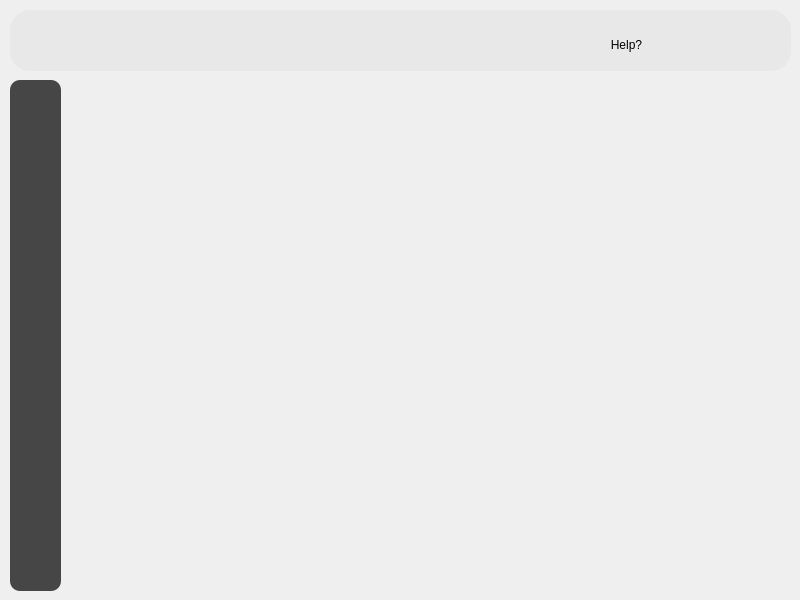
Above: ui/ReminderPage.ui from xbinh47/PTA_TungNam_DaiKhang before the change. Below: the same form after it.
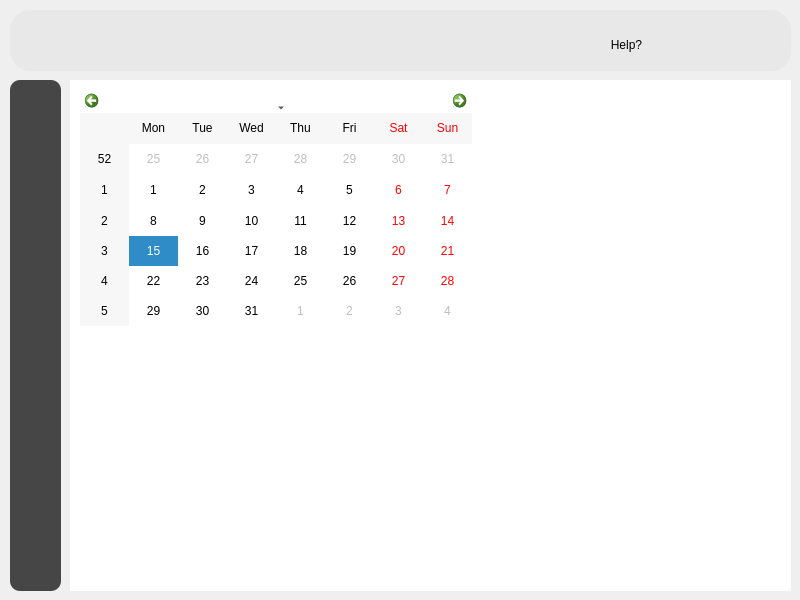
That is the form after the change. Icons and pictures are not drawn.

The edit to the form file:
```diff
--- a/ui/ReminderPage.ui
+++ b/ui/ReminderPage.ui
@@ -157,7 +157,7 @@
       <rect>
        <x>10</x>
        <y>10</y>
-       <width>51</width>
+       <width>41</width>
        <height>41</height>
       </rect>
      </property>
@@ -292,6 +292,19 @@
       <height>511</height>
      </rect>
     </property>
+    <property name="styleSheet">
+     <string notr="true">background-color:rgb(255, 255, 255)</string>
+    </property>
+    <widget class="QCalendarWidget" name="calendarWidget">
+     <property name="geometry">
+      <rect>
+       <x>10</x>
+       <y>10</y>
+       <width>392</width>
+       <height>236</height>
+      </rect>
+     </property>
+    </widget>
    </widget>
   </widget>
  </widget>
```
Left out of the diff: 6 changed lines with no effect on the pictures.
